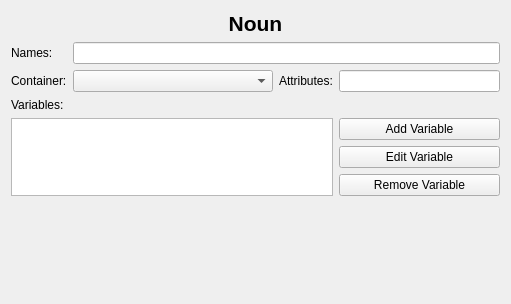
First picture: the form in base/nautilus/view/noun-widget.ui, repository jason80/dragonfly, before the edit.
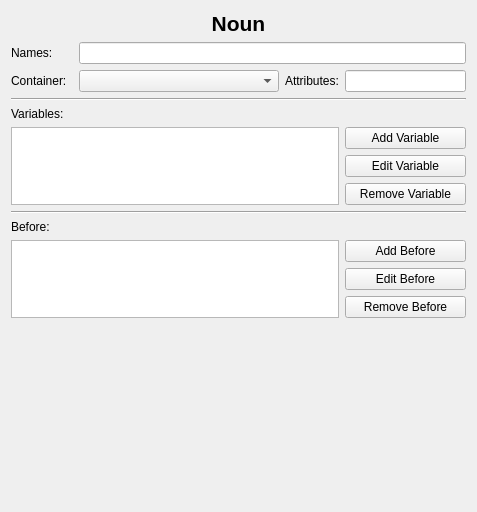
Second picture: the form after the edit.

Commit message: feat: load before events

What changed in the file:
```diff
--- a/base/nautilus/view/noun-widget.ui
+++ b/base/nautilus/view/noun-widget.ui
@@ -6,14 +6,35 @@
    <rect>
     <x>0</x>
     <y>0</y>
-    <width>511</width>
-    <height>304</height>
+    <width>477</width>
+    <height>512</height>
    </rect>
   </property>
   <property name="windowTitle">
    <string>Form</string>
   </property>
   <layout class="QGridLayout" name="gridLayout">
+   <item row="3" column="0" colspan="5">
+    <widget class="Line" name="line">
+     <property name="orientation">
+      <enum>Qt::Horizontal</enum>
+     </property>
+    </widget>
+   </item>
+   <item row="11" column="4">
+    <widget class="QPushButton" name="btnEditBefore">
+     <property name="text">
+      <string>Edit Before</string>
+     </property>
+    </widget>
+   </item>
+   <item row="9" column="0">
+    <widget class="QLabel" name="label_6">
+     <property name="text">
+      <string>Before:</string>
+     </property>
+    </widget>
+   </item>
    <item row="2" column="0">
     <widget class="QLabel" name="label_3">
      <property name="text">
@@ -21,7 +42,7 @@
      </property>
     </widget>
    </item>
-   <item row="8" column="0">
+   <item row="13" column="0">
     <spacer name="verticalSpacer">
      <property name="orientation">
       <enum>Qt::Vertical</enum>
@@ -41,7 +62,7 @@
      </property>
     </widget>
    </item>
-   <item row="2" column="1">
+   <item row="2" column="2">
     <widget class="QComboBox" name="cbContainer">
      <property name="minimumSize">
       <size>
@@ -51,20 +72,20 @@
      </property>
     </widget>
    </item>
-   <item row="2" column="2">
+   <item row="2" column="3">
     <widget class="QLabel" name="label_4">
      <property name="text">
       <string>Attributes:</string>
      </property>
     </widget>
    </item>
-   <item row="2" column="3">
+   <item row="2" column="4">
     <widget class="QLineEdit" name="edtAttrs"/>
    </item>
-   <item row="1" column="1" colspan="3">
+   <item row="1" column="2" colspan="3">
     <widget class="QLineEdit" name="edtNames"/>
    </item>
-   <item row="0" column="0" colspan="4">
+   <item row="0" column="0" colspan="5">
     <widget class="QLabel" name="label_2">
      <property name="font">
       <font>
@@ -81,37 +102,61 @@
      </property>
     </widget>
    </item>
-   <item row="3" column="0">
-    <widget class="QLabel" name="label_5">
+   <item row="10" column="4">
+    <widget class="QPushButton" name="btnAddBefore">
      <property name="text">
-      <string>Variables:</string>
+      <string>Add Before</string>
      </property>
     </widget>
    </item>
-   <item row="4" column="3">
-    <widget class="QPushButton" name="btnAddVariable">
-     <property name="text">
-      <string>Add Variable</string>
-     </property>
-    </widget>
-   </item>
-   <item row="5" column="3">
+   <item row="6" column="4">
     <widget class="QPushButton" name="btnEditVariable">
      <property name="text">
       <string>Edit Variable</string>
      </property>
     </widget>
    </item>
-   <item row="6" column="3">
+   <item row="7" column="4">
     <widget class="QPushButton" name="btnRemoveVariable">
      <property name="text">
       <string>Remove Variable</string>
      </property>
     </widget>
    </item>
-   <item row="4" column="0" rowspan="3" colspan="3">
+   <item row="5" column="0" rowspan="3" colspan="4">
     <widget class="QListView" name="lstVariables"/>
    </item>
+   <item row="5" column="4">
+    <widget class="QPushButton" name="btnAddVariable">
+     <property name="text">
+      <string>Add Variable</string>
+     </property>
+    </widget>
+   </item>
+   <item row="4" column="0">
+    <widget class="QLabel" name="label_5">
+     <property name="text">
+      <string>Variables:</string>
+     </property>
+    </widget>
+   </item>
+   <item row="8" column="0" colspan="5">
+    <widget class="Line" name="line_2">
+     <property name="orientation">
+      <enum>Qt::Horizontal</enum>
+     </property>
+    </widget>
+   </item>
+   <item row="12" column="4">
+    <widget class="QPushButton" name="btnRemoveBefore">
+     <property name="text">
+      <string>Remove Before</string>
+     </property>
+    </widget>
+   </item>
+   <item row="10" column="0" rowspan="3" colspan="4">
+    <widget class="QListView" name="lstBefore"/>
+   </item>
   </layout>
  </widget>
  <resources/>
```
The commit also changes 2 other files.
